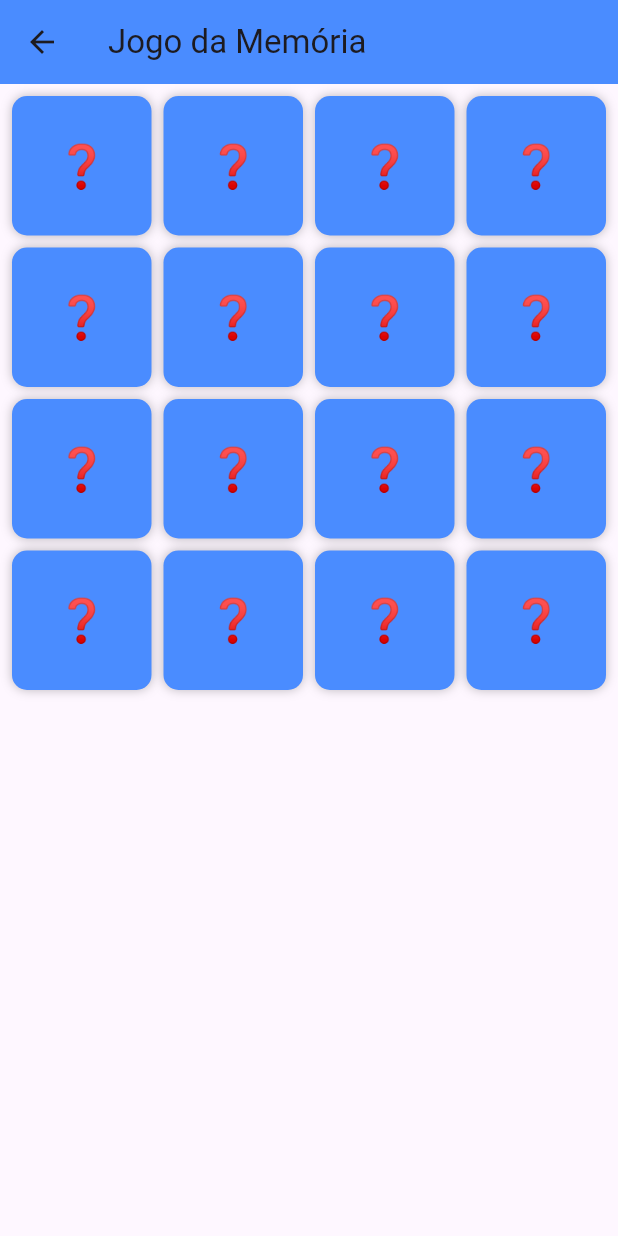
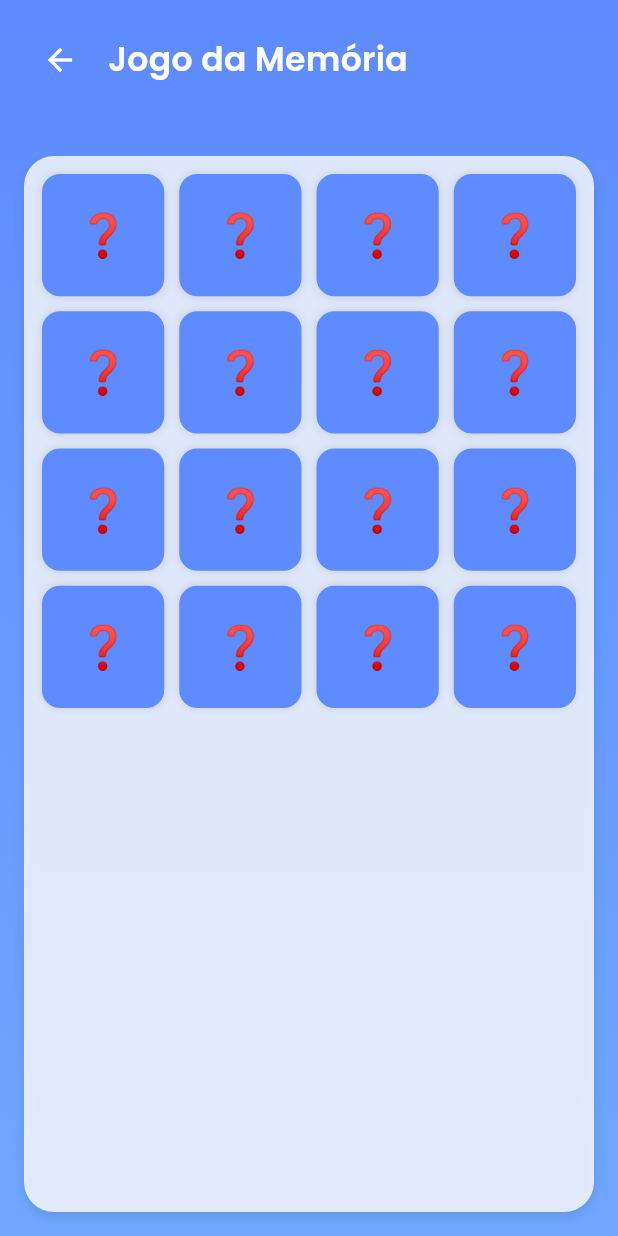
Before and after one commit to Felipinho1806/Trabalho-Mobile, a Flutter app: the MemoryGameScreen screen opened directly, on a phone screen of 412 x 824 dp. Run offline on Flutter 3.47's test engine with Material 3 defaults, Android fonts, the phone set to English and light mode, and no system bars; our stand-ins replace animate_do, google_fonts, percent_indicator, smooth_page_indicator.

Commit message:
Atualização jogo da memória

```diff
--- a/lib/modules/focus/game/jogo_memoria.dart
+++ b/lib/modules/focus/game/jogo_memoria.dart
@@ -1,6 +1,7 @@
 import 'dart:async';
 import 'dart:math';
 import 'package:flutter/material.dart';
+import 'package:google_fonts/google_fonts.dart';
 
 class MemoryGameScreen extends StatefulWidget {
   const MemoryGameScreen({super.key});
@@ -34,7 +35,6 @@ class _MemoryGameScreenState extends State<MemoryGameScreen> {
       final second = _flippedIndexes[1];
 
       if (_cards[first] == _cards[second]) {
-        // Par encontrado
         setState(() {
           _matchedIndexes.addAll(_flippedIndexes);
           _flippedIndexes.clear();
@@ -44,7 +44,6 @@ class _MemoryGameScreenState extends State<MemoryGameScreen> {
           Future.delayed(const Duration(milliseconds: 400), _showGameOver);
         }
       } else {
-        // Não combinou → vira de volta
         Future.delayed(const Duration(seconds: 1), () {
           setState(() => _flippedIndexes.clear());
         });
@@ -56,7 +55,16 @@ class _MemoryGameScreenState extends State<MemoryGameScreen> {
     showDialog(
       context: context,
       builder: (_) => AlertDialog(
-        title: const Text("🎉 Parabéns! Você venceu!"),
+        backgroundColor: Colors.white.withOpacity(0.9),
+        shape: RoundedRectangleBorder(borderRadius: BorderRadius.circular(16)),
+        title: Text(
+          "🎉 Parabéns!",
+          style: GoogleFonts.poppins(fontWeight: FontWeight.bold),
+        ),
+        content: Text(
+          "Você encontrou todos os pares!",
+          style: GoogleFonts.poppins(),
+        ),
         actions: [
           TextButton(
             onPressed: () {
@@ -67,11 +75,17 @@ class _MemoryGameScreenState extends State<MemoryGameScreen> {
                 _matchedIndexes.clear();
               });
             },
-            child: const Text("Jogar novamente"),
+            child: Text(
+              "Jogar novamente",
+              style: GoogleFonts.poppins(color: const Color(0xFF5E8BFF)),
+            ),
           ),
           TextButton(
             onPressed: () => Navigator.pop(context),
-            child: const Text("Sair"),
+            child: Text(
+              "Sair",
+              style: GoogleFonts.poppins(color: Colors.redAccent),
+            ),
           ),
         ],
       ),
@@ -81,43 +95,95 @@ class _MemoryGameScreenState extends State<MemoryGameScreen> {
   @override
   Widget build(BuildContext context) {
     return Scaffold(
-      appBar: AppBar(
-        title: const Text("Jogo da Memória"),
-        backgroundColor: const Color(0xFF4A8CFF),
+      // Remove o appbar padrão e adiciona o header no estilo do app
+      body: Container(
+        decoration: const BoxDecoration(
+          gradient: LinearGradient(
+            colors: [Color(0xFF5E8BFF), Color(0xFF6FA7FF)],
+            begin: Alignment.topCenter,
+            end: Alignment.bottomCenter,
           ),
-      body: Padding(
-        padding: const EdgeInsets.all(8.0),
+        ),
+        child: SafeArea(
+          child: Column(
+            children: [
+              // Cabeçalho estilizado
+              Padding(
+                padding: const EdgeInsets.all(16.0),
+                child: Row(
+                  children: [
+                    IconButton(
+                      icon: const Icon(Icons.arrow_back, color: Colors.white),
+                      onPressed: () => Navigator.pop(context),
+                    ),
+                    const SizedBox(width: 8),
+                    Text(
+                      "Jogo da Memória",
+                      style: GoogleFonts.poppins(
+                        color: Colors.white,
+                        fontSize: 22,
+                        fontWeight: FontWeight.w600,
+                      ),
+                    ),
+                  ],
+                ),
+              ),
+
+              const SizedBox(height: 8),
+
+              // Área do jogo
+              Expanded(
+                child: Container(
+                  margin: const EdgeInsets.all(16),
+                  padding: const EdgeInsets.all(12),
+                  decoration: BoxDecoration(
+                    color: Colors.white.withOpacity(0.8),
+                    borderRadius: BorderRadius.circular(20),
+                    boxShadow: [
+                      BoxShadow(
+                        color: Colors.black.withOpacity(0.1),
+                        blurRadius: 6,
+                        offset: const Offset(0, 3),
+                      ),
+                    ],
+                  ),
                   child: GridView.builder(
                     gridDelegate: const SliverGridDelegateWithFixedCrossAxisCount(
                       crossAxisCount: 4,
-            crossAxisSpacing: 8,
-            mainAxisSpacing: 8,
+                      crossAxisSpacing: 10,
+                      mainAxisSpacing: 10,
                     ),
                     itemCount: _cards.length,
                     itemBuilder: (context, index) {
-            final isFlipped =
-                _flippedIndexes.contains(index) || _matchedIndexes.contains(index);
+                      final isFlipped = _flippedIndexes.contains(index) ||
+                          _matchedIndexes.contains(index);
 
                       return GestureDetector(
                         onTap: () => _flipCard(index),
                         child: AnimatedContainer(
                           duration: const Duration(milliseconds: 300),
                           decoration: BoxDecoration(
-                  color: isFlipped ? Colors.white : const Color(0xFF4A8CFF),
-                  borderRadius: BorderRadius.circular(10),
+                            color: isFlipped
+                                ? Colors.white
+                                : const Color(0xFF5E8BFF),
+                            borderRadius: BorderRadius.circular(12),
                             boxShadow: [
-                    BoxShadow(color: Colors.black26, blurRadius: 5),
+                              BoxShadow(
+                                color: Colors.black26.withOpacity(0.1),
+                                blurRadius: 4,
+                              ),
                             ],
                           ),
                           child: Center(
-                  child: isFlipped
-                      ? Text(
-                          _cards[index],
-                          style: const TextStyle(fontSize: 40),
-                        )
-                      : const Text(
-                          "❓",
-                          style: TextStyle(fontSize: 28, color: Colors.white),
+                            child: Text(
+                              isFlipped ? _cards[index] : "❓",
+                              style: TextStyle(
+                                fontSize: isFlipped ? 36 : 28,
+                                color: isFlipped
+                                    ? Colors.black87
+                                    : Colors.white,
+                                fontWeight: FontWeight.bold,
+                              ),
                             ),
                           ),
                         ),
@@ -125,6 +191,11 @@ class _MemoryGameScreenState extends State<MemoryGameScreen> {
                     },
                   ),
                 ),
+              ),
+            ],
+          ),
+        ),
+      ),
     );
   }
 }
```
Lines whose indentation alone changed are shown as unchanged.
